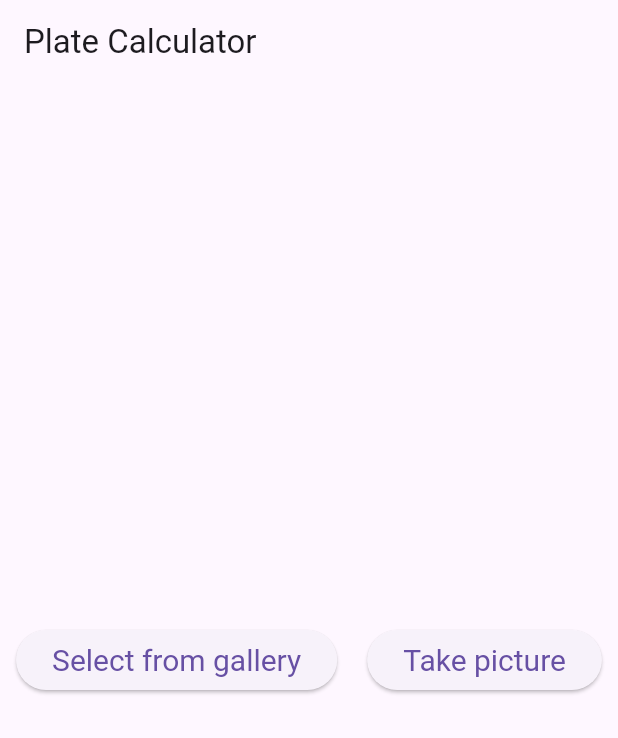
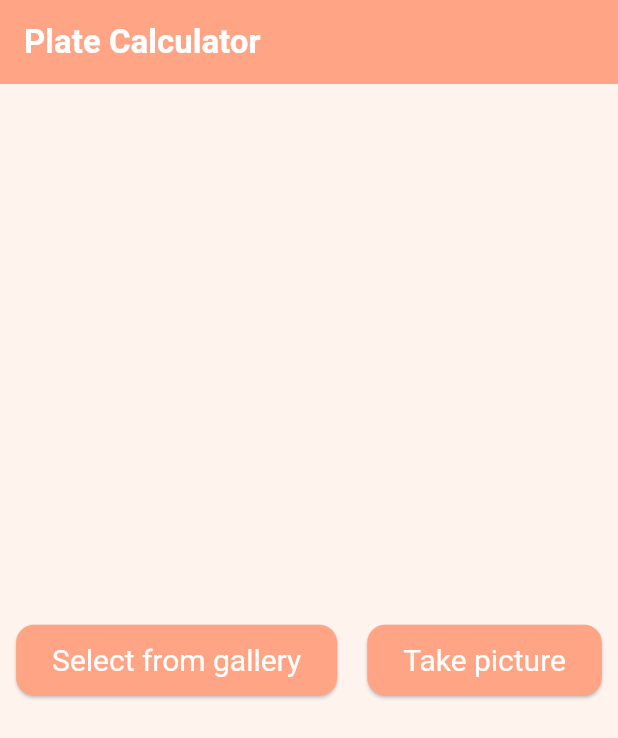
Before and after one commit to jewelmoradi/plate_calculator, a Flutter app: the screen it shows after launch, on a phone screen of 412 x 824 dp. Shown: the top 738 px of the screen. Run offline on Flutter 3.47's test engine with Material 3 defaults, Android fonts, the phone set to English and light mode, and no system bars; our stand-ins replace image_picker, permission_handler.

Commit message:
updated the theme and color palette

```diff
--- a/lib/main.dart
+++ b/lib/main.dart
@@ -13,7 +13,47 @@ class MyApp extends StatelessWidget {
   Widget build(BuildContext context) {
     return MaterialApp(
       title: 'Plate Calculator',
-      home: HomeScreen(),
+      theme: ThemeData(
+        brightness: Brightness.light,
+        scaffoldBackgroundColor: Color(0xFFFFF3EE),
+        primaryColor: Color(0xFFFFA585),
+        colorScheme: ColorScheme.light(
+          primary: Color(0xFFFFA585),
+          secondary: Color(0xFFFFEB85),
+          surface: Color(0xFFFFF3EE),
+          error: Color(0xFF9E2B25),
+          onPrimary: Colors.white,
+          onSecondary: Colors.black,
+          onSurface: Color(0xFF3D3E3E),
+          onError: Colors.white,
+          ),
+        appBarTheme: AppBarTheme(
+          backgroundColor: Color(0xFFFFA585),
+          foregroundColor: Colors.white,
+          elevation: 2,
+        ),
+        textTheme: const TextTheme(
+          bodyLarge: TextStyle(color: Color(0xFF3D3E3E)),
+          bodyMedium: TextStyle(color: Color(0xFF3D3E3E)),
+          titleLarge: TextStyle(color: Color(0xFF3D3E3E), fontWeight: FontWeight.bold),
+        ),
+        elevatedButtonTheme: ElevatedButtonThemeData(
+          style: ElevatedButton.styleFrom(
+            backgroundColor: Color(0xFFFFA585),
+            foregroundColor: Colors.white,
+            textStyle: TextStyle(fontSize: 16),
+            padding: EdgeInsets.symmetric(horizontal: 24, vertical: 12),
+            shape: RoundedRectangleBorder(
+              borderRadius: BorderRadius.circular(12),
+            ),
+          ),
+        ),
+        snackBarTheme: SnackBarThemeData(
+          backgroundColor: Color(0xFFFFA585),
+          contentTextStyle: TextStyle(color: Colors.white),
+        ),
+      ),
+        home: HomeScreen(),
     );
   }
 }
```
